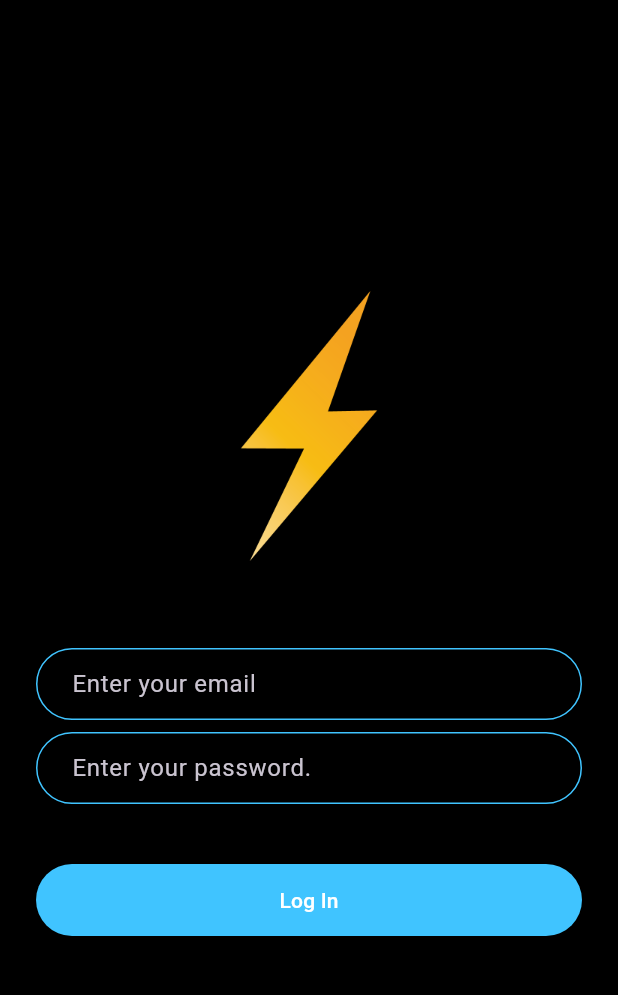
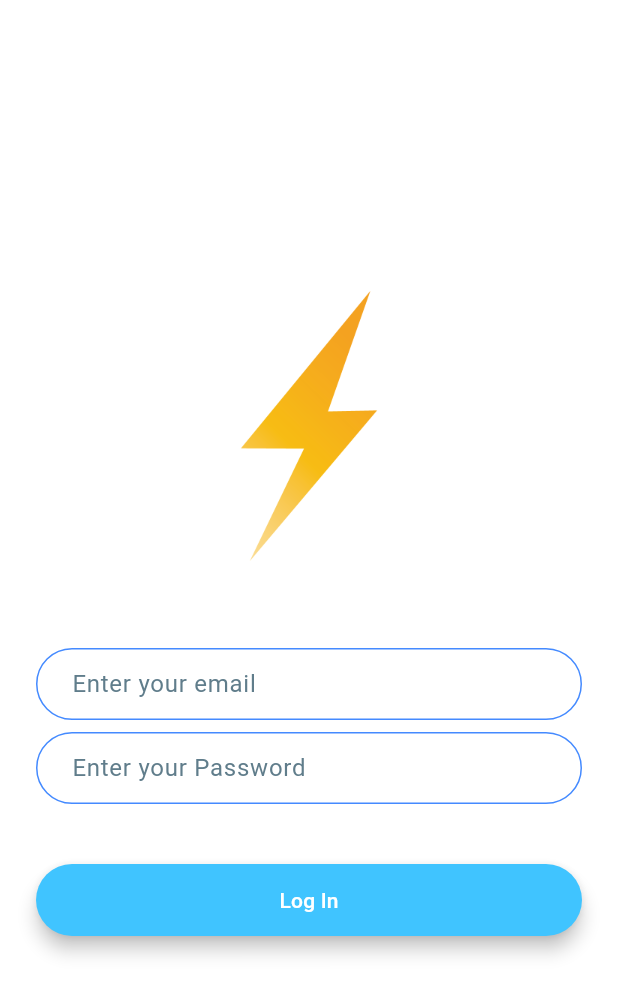
Before and after one commit to RITWIZSINGH/flash_chat_flutter, a Flutter app: the LoginScreen screen opened by its route, on a phone screen of 412 x 824 dp. Shown: the top 995 px of the screen. Run offline on Flutter 3.47's test engine with Material 3 defaults, Android fonts, the phone set to English and light mode, and no system bars; our stand-ins replace animated_text_kit.

Commit message:
added firebase for the project

```diff
--- a/lib/constants.dart
+++ b/lib/constants.dart
@@ -17,3 +17,23 @@ const kMessageContainerDecoration = BoxDecoration(
     top: BorderSide(color: Colors.lightBlueAccent, width: 2.0),
   ),
 );
+
+const kTextFieldDecoration =   InputDecoration(
+              hintText: 'Enter your email',
+              hintStyle: TextStyle(
+                color: Colors.blueGrey,
+              ),
+              contentPadding:
+                  EdgeInsets.symmetric(vertical: 10.0, horizontal: 20.0),
+              border: OutlineInputBorder(
+                borderRadius: BorderRadius.all(Radius.circular(32.0)),
+              ),
+              enabledBorder: OutlineInputBorder(
+                borderSide: BorderSide(color: Colors.blueAccent, width: 1.0),
+                borderRadius: BorderRadius.all(Radius.circular(32.0)),
+              ),
+              focusedBorder: OutlineInputBorder(
+                borderSide: BorderSide(color: Colors.blueAccent, width: 2.0),
+                borderRadius: BorderRadius.all(Radius.circular(32.0)),
+              ),
+            );
--- a/lib/screens/login_screen.dart
+++ b/lib/screens/login_screen.dart
@@ -1,6 +1,7 @@
 // ignore_for_file: prefer_const_constructors, sized_box_for_whitespace, library_private_types_in_public_api, use_key_in_widget_constructors, unnecessary_import, unused_import
 
 import 'package:flash_chat/components/rounded_button.dart';
+import 'package:flash_chat/constants.dart';
 import 'package:flutter/material.dart';
 import 'package:flutter/widgets.dart';
 import 'welcome_screen.dart';
@@ -15,7 +16,7 @@ class _LoginScreenState extends State<LoginScreen> {
   @override
   Widget build(BuildContext context) {
     return Scaffold(
-      backgroundColor: Colors.black,
+      backgroundColor: Colors.white,
       body: Padding(
         padding: EdgeInsets.symmetric(horizontal: 24.0),
         child: Column(
@@ -36,24 +37,7 @@ class _LoginScreenState extends State<LoginScreen> {
               onChanged: (value) {
                 //Do something with the user input.
               },
-              decoration: InputDecoration(
-                hintText: 'Enter your email',
-                contentPadding:
-                    EdgeInsets.symmetric(vertical: 10.0, horizontal: 20.0),
-                border: OutlineInputBorder(
-                  borderRadius: BorderRadius.all(Radius.circular(32.0)),
-                ),
-                enabledBorder: OutlineInputBorder(
-                  borderSide:
-                      BorderSide(color: Colors.lightBlueAccent, width: 1.0),
-                  borderRadius: BorderRadius.all(Radius.circular(32.0)),
-                ),
-                focusedBorder: OutlineInputBorder(
-                  borderSide:
-                      BorderSide(color: Colors.lightBlueAccent, width: 2.0),
-                  borderRadius: BorderRadius.all(Radius.circular(32.0)),
-                ),
-              ),
+              decoration: kTextFieldDecoration,
             ),
             SizedBox(
               height: 8.0,
@@ -62,24 +46,8 @@ class _LoginScreenState extends State<LoginScreen> {
               onChanged: (value) {
                 //Do something with the user input.
               },
-              decoration: InputDecoration(
-                hintText: 'Enter your password.',
-                contentPadding:
-                    EdgeInsets.symmetric(vertical: 10.0, horizontal: 20.0),
-                border: OutlineInputBorder(
-                  borderRadius: BorderRadius.all(Radius.circular(32.0)),
-                ),
-                enabledBorder: OutlineInputBorder(
-                  borderSide:
-                      BorderSide(color: Colors.lightBlueAccent, width: 1.0),
-                  borderRadius: BorderRadius.all(Radius.circular(32.0)),
-                ),
-                focusedBorder: OutlineInputBorder(
-                  borderSide:
-                      BorderSide(color: Colors.lightBlueAccent, width: 2.0),
-                  borderRadius: BorderRadius.all(Radius.circular(32.0)),
-                ),
-              ),
+              decoration: kTextFieldDecoration.copyWith(
+                  hintText: 'Enter your Password'),
             ),
             SizedBox(
               height: 24.0,
@@ -87,8 +55,7 @@ class _LoginScreenState extends State<LoginScreen> {
             RoundedButton(
                 text: 'Log In',
                 colour: Colors.lightBlueAccent,
-                onPressed: () {}
-                ),
+                onPressed: () {}),
           ],
         ),
       ),
--- a/pubspec.yaml
+++ b/pubspec.yaml
@@ -36,6 +36,9 @@ dependencies:
   # Use with the CupertinoIcons class for iOS style icons.
   cupertino_icons: ^1.0.6
   animated_text_kit: ^4.2.2
+  firebase_core: ^2.31.1
+  firebase_auth: ^4.19.6
+  cloud_firestore: ^4.17.4
 
 dev_dependencies:
   flutter_test:
```
Also changed, not shown: lib/screens/registration_screen.dart (+4 -32 lines), pubspec.lock, 6 other files.
